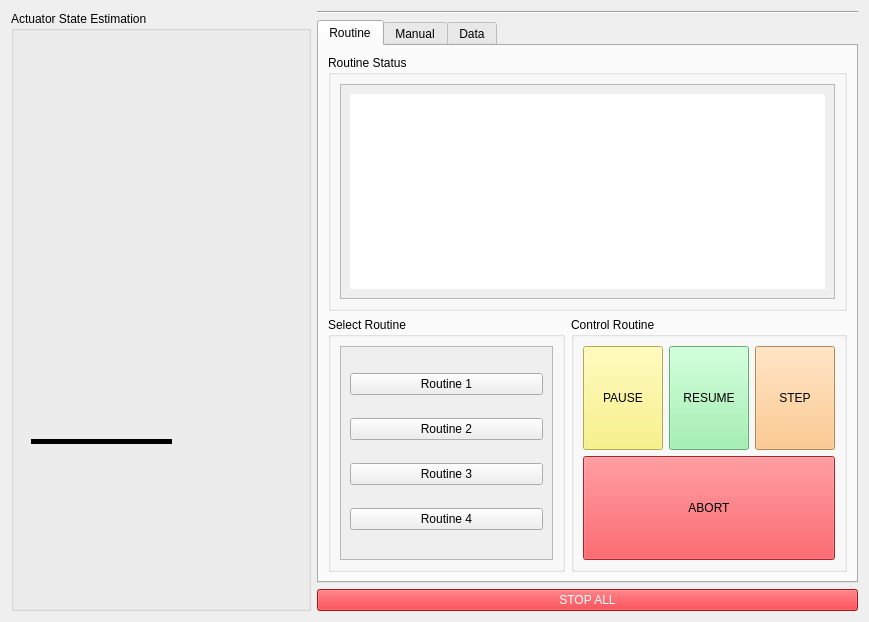
BYUMarsRover/Autonomy-ROS2, file mars_ws/src/science/science/routine_gui/routine_gui.ui: the form before one commit.
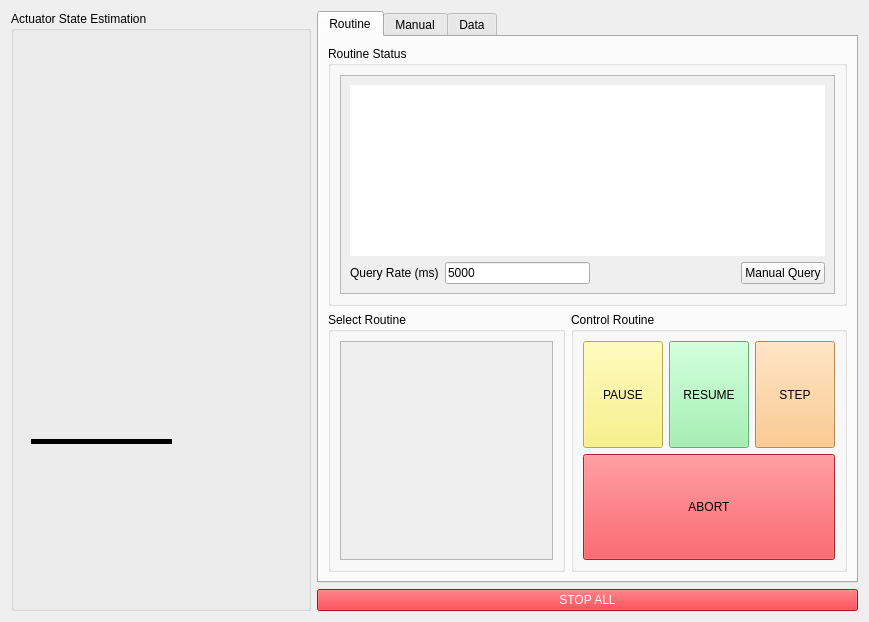
The form after the commit. The open tabs and pages were chosen to show the change. Icons and pictures are not drawn.

```diff
--- a/mars_ws/src/science/science/routine_gui/routine_gui.ui
+++ b/mars_ws/src/science/science/routine_gui/routine_gui.ui
@@ -338,13 +338,6 @@
    </item>
    <item>
     <layout class="QVBoxLayout" name="verticalLayout_4">
-     <item>
-      <widget class="Line" name="line_2">
-       <property name="orientation">
-        <enum>Qt::Horizontal</enum>
-       </property>
-      </widget>
-     </item>
      <item>
       <widget class="QTabWidget" name="tabWidget">
        <property name="currentIndex">
@@ -372,12 +365,12 @@
                  <x>0</x>
                  <y>0</y>
                  <width>493</width>
-                 <height>203</height>
+                 <height>207</height>
                 </rect>
                </property>
-               <layout class="QVBoxLayout" name="verticalLayout_7">
+               <layout class="QVBoxLayout" name="verticalLayout_6">
                 <item>
-                 <widget class="QLabel" name="label_rx_ascii">
+                 <widget class="QLabel" name="routine_status_window">
                   <property name="sizePolicy">
                    <sizepolicy hsizetype="Expanding" vsizetype="Expanding">
                     <horstretch>10</horstretch>
@@ -398,6 +391,44 @@
                   </property>
                  </widget>
                 </item>
+                <item>
+                 <layout class="QHBoxLayout" name="horizontalLayout_6">
+                  <item>
+                   <widget class="QLabel" name="label_8">
+                    <property name="text">
+                     <string>Query Rate (ms)</string>
+                    </property>
+                   </widget>
+                  </item>
+                  <item>
+                   <widget class="QLineEdit" name="routine_status_query_rate_lineEdit">
+                    <property name="text">
+                     <string>5000</string>
+                    </property>
+                   </widget>
+                  </item>
+                  <item>
+                   <spacer name="horizontalSpacer">
+                    <property name="orientation">
+                     <enum>Qt::Horizontal</enum>
+                    </property>
+                    <property name="sizeHint" stdset="0">
+                     <size>
+                      <width>40</width>
+                      <height>20</height>
+                     </size>
+                    </property>
+                   </spacer>
+                  </item>
+                  <item>
+                   <widget class="QPushButton" name="routine_status_refresh_button">
+                    <property name="text">
+                     <string>Manual Query</string>
+                    </property>
+                   </widget>
+                  </item>
+                 </layout>
+                </item>
                </layout>
               </widget>
              </widget>
@@ -424,39 +455,10 @@
                    <x>0</x>
                    <y>0</y>
                    <width>207</width>
-                   <height>200</height>
+                   <height>205</height>
                   </rect>
                  </property>
-                 <layout class="QVBoxLayout" name="verticalLayout_9">
-                  <item>
-                   <widget class="QPushButton" name="pushButton_2">
-                    <property name="text">
-                     <string>Routine 1</string>
-                    </property>
-                   </widget>
-                  </item>
-                  <item>
-                   <widget class="QPushButton" name="pushButton">
-                    <property name="text">
-                     <string>Routine 2</string>
-                    </property>
-                   </widget>
-                  </item>
-                  <item>
-                   <widget class="QPushButton" name="pushButton_3">
-                    <property name="text">
-                     <string>Routine 3</string>
-                    </property>
-                   </widget>
-                  </item>
-                  <item>
-                   <widget class="QPushButton" name="pushButton_4">
-                    <property name="text">
-                     <string>Routine 4</string>
-                    </property>
-                   </widget>
-                  </item>
-                 </layout>
+                 <layout class="QVBoxLayout" name="verticalLayout_9"/>
                 </widget>
                </widget>
               </item>
@@ -673,7 +675,14 @@
            <property name="title">
             <string>Options</string>
            </property>
-           <layout class="QHBoxLayout" name="horizontalLayout_4">
+           <layout class="QVBoxLayout" name="verticalLayout_7">
+            <item>
+             <widget class="QCheckBox" name="override_check">
+              <property name="text">
+               <string>Override</string>
+              </property>
+             </widget>
+            </item>
             <item>
              <widget class="QCheckBox" name="checkBox">
               <property name="text">
```
Left out of the diff: 14 changed lines with no effect on the pictures.
